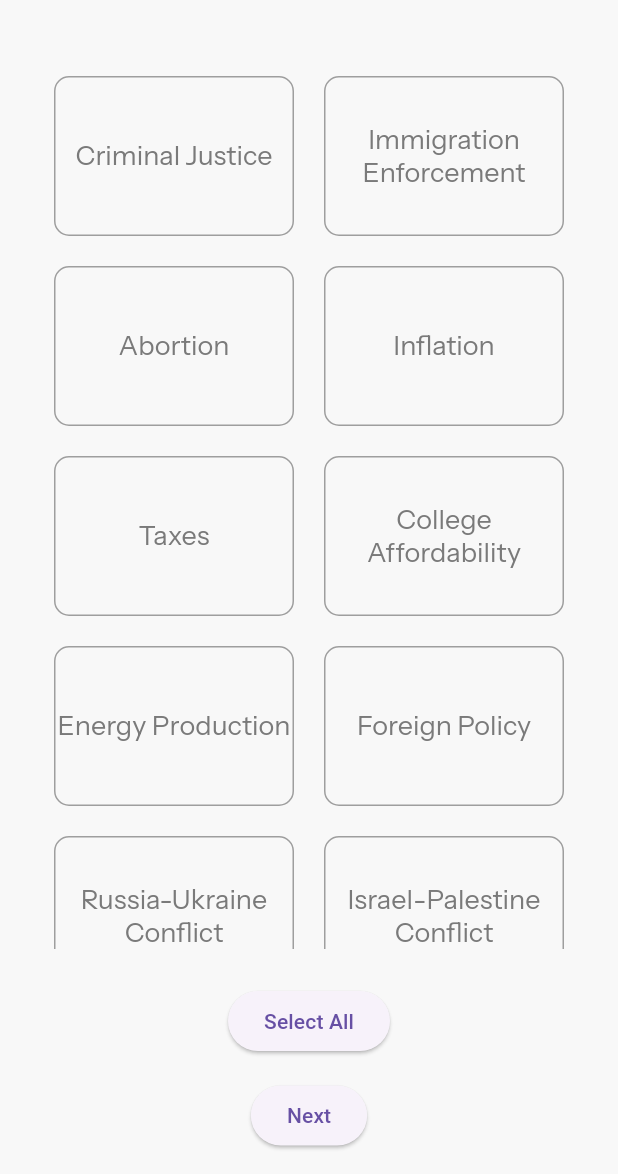
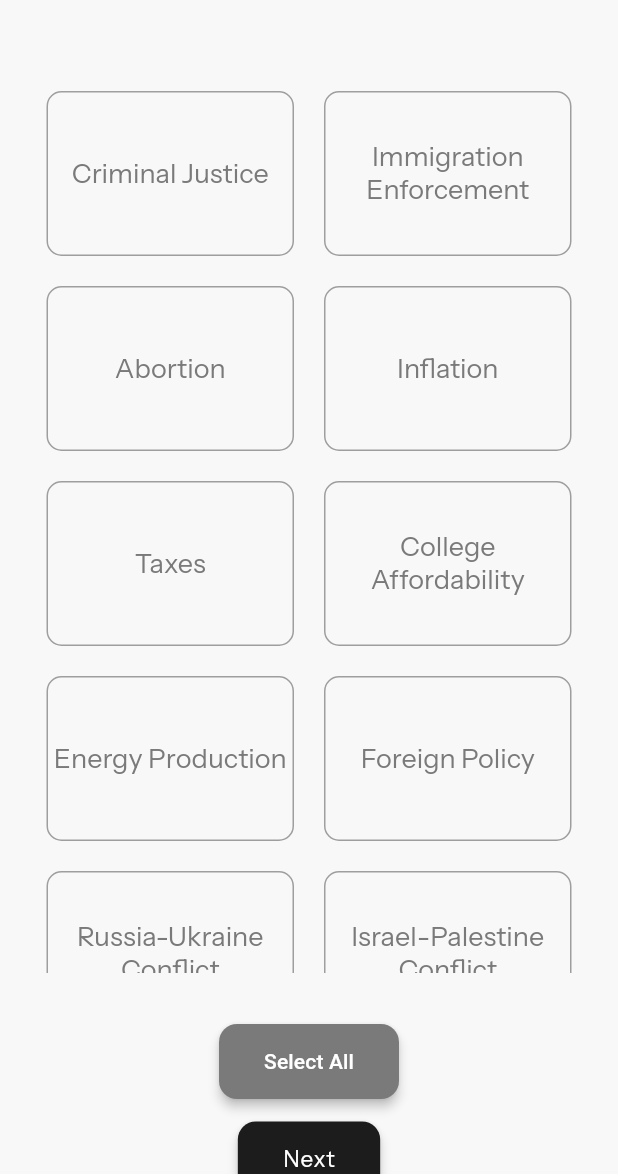
Before and after one commit to jchaodubs/PrezPicks, a Flutter app: the screen it shows after launch, after a tap on "Get Started", on a phone screen of 412 x 824 dp, the part 62-1236 px from its top. Run offline on Flutter 3.47's test engine with Material 3 defaults, Android fonts, the phone set to English and light mode, and no system bars; our stand-ins replace dropdown_button2, firebase_core, firebase_database, flutter_svg; accounts and stored records are empty; generated files the repository leaves out were written again.

Commit message:
finish topics

```diff
--- a/lib/home.dart
+++ b/lib/home.dart
@@ -95,7 +95,7 @@ class _HomePageState extends State<HomePage> {
           child: SingleChildScrollView(
             child: ConstrainedBox(
               constraints: BoxConstraints(
-                  //minHeight: MediaQuery.of(context).size.height,
+
                   ),
               child: IntrinsicHeight(
                   child: Column(
--- a/lib/topics.dart
+++ b/lib/topics.dart
@@ -158,14 +158,27 @@ class _TopicsPageState extends State<TopicsPage> {
           ],
         ),
       ),
-      body: Column(
+      body: Center(
+
+        child: SingleChildScrollView(
+          child: ConstrainedBox(
+              constraints: BoxConstraints(
+                //minHeight: MediaQuery.of(context).size.height,
+                //maxHeight: MediaQuery.of(context).size.height
+              ),
+
+                  child: Column(
+                    mainAxisAlignment: MainAxisAlignment.start,
         children: [
-          Expanded(
-            child: Padding(
-              padding: const EdgeInsets.all(20.0),
+
+ Padding(
+              padding: const EdgeInsets.all(15.0),
               child: Card(
                 elevation: 0,
                 color: Color(0xFFf8f8f8),
+                child: Container(
+                  height: 600,
+
                 child: GridView.builder(
                   padding: const EdgeInsets.all(12.0),
                   gridDelegate: const SliverGridDelegateWithMaxCrossAxisExtent(
@@ -179,17 +192,15 @@ class _TopicsPageState extends State<TopicsPage> {
                     return GestureDetector(
                       onTap: () => _updateSelectedTopics(index),
                       child: Container(
-
                         decoration: BoxDecoration(
                           boxShadow: [
-                                     _selectedTopics[index] ?
-                        BoxShadow(
+                            _selectedTopics[index]
+                                ? BoxShadow(
                                     color: Colors.black.withOpacity(0.1),
                                     blurRadius: 10,
                                     spreadRadius: 2,
                                   )
-                        :
-                        BoxShadow(
+                                : BoxShadow(
                                     color: Colors.transparent,
                                     blurRadius: 0,
                                     spreadRadius: 0,
@@ -213,10 +224,21 @@ class _TopicsPageState extends State<TopicsPage> {
                       ),
                     );
                   },
+                )),
               ),
             ),
+
+        ],
       ),
+    ))
     ),
+     bottomNavigationBar: Container(
+            height: 100,
+
+            child: Column(
+              mainAxisAlignment: MainAxisAlignment.start,
+              children: [
+
 
                           ElevatedButton(
             onPressed: () {
@@ -226,11 +248,22 @@ class _TopicsPageState extends State<TopicsPage> {
                 _selectAll();
               }
             },
+             style: ElevatedButton.styleFrom(
+              foregroundColor:_isSelected() ?   Colors.black : Colors.white,
+              backgroundColor: _isSelected() ?   Color(0xFFD9CFC1) : Color(0xFF7A7A7A),
+              elevation: 3,
+              shape: RoundedRectangleBorder(
+                borderRadius: BorderRadius.circular(12),
+              ),
+              padding: EdgeInsets.symmetric(horizontal: 30, vertical: 15),
+            ),
             child: Text(_isSelected()
                 ? AppLocalizations.of(context)!.clear_all
                 : AppLocalizations.of(context)!.select_all),
           ),
-          const SizedBox(height: 15),
+
+
+          Padding(padding: EdgeInsets.only(bottom: 15)),
           ElevatedButton(
             onPressed: () {
               if (selectedTopicNames.isEmpty) {
@@ -244,11 +277,23 @@ class _TopicsPageState extends State<TopicsPage> {
               }
               // Navigate to next page or perform action with selectedTopicNames
             },
-            child: Text(AppLocalizations.of(context)!.next),
+            child: Text(
+              AppLocalizations.of(context)!.next,
+              style: Theme.of(context).textTheme.labelMedium,
             ),
-          const SizedBox(height: 15),
-        ],
+            style: ElevatedButton.styleFrom(
+              foregroundColor: Colors.white,
+              backgroundColor: Color(0xFF1C1C1C),
+              elevation: 3,
+              shape: RoundedRectangleBorder(
+                borderRadius: BorderRadius.circular(12),
               ),
+              padding: EdgeInsets.symmetric(horizontal: 30, vertical: 15),
+            ),
+          ),
+              ]
+            )
+     )
     );
   }
 }
```
Lines whose indentation alone changed are shown as unchanged.
